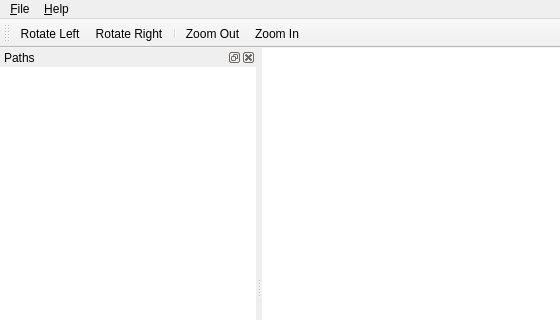
Old version of the form mainwindow.ui in the repository ateijelo/steps; both pictures show x 0 to 560 and y 0 to 320 of the 560 by 525 pixel window.
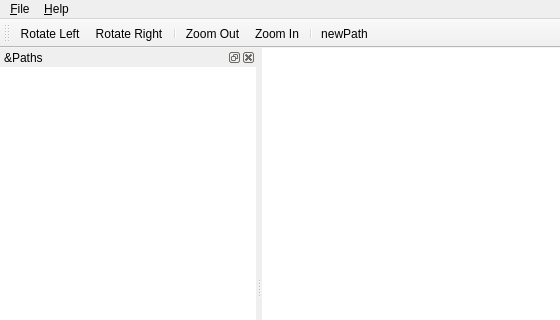
New version of the form. Icons and pictures are not drawn. Custom widgets are drawn as their Qt base class.

Commit message: Paths dock

What changed in the file:
```diff
--- a/mainwindow.ui
+++ b/mainwindow.ui
@@ -104,10 +104,12 @@
    <addaction name="separator"/>
    <addaction name="zoomOutAction"/>
    <addaction name="zoomInAction"/>
+   <addaction name="separator"/>
+   <addaction name="newPathAction"/>
   </widget>
   <widget class="QDockWidget" name="pathsDock">
    <property name="windowTitle">
-    <string>Paths</string>
+    <string>&amp;Paths</string>
    </property>
    <attribute name="dockWidgetArea">
     <number>1</number>
@@ -231,6 +233,18 @@
     <string>Open MBTiles File</string>
    </property>
   </action>
+  <action name="newPathAction">
+   <property name="icon">
+    <iconset resource="steps.qrc">
+     <normaloff>:/img/path.png</normaloff>:/img/path.png</iconset>
+   </property>
+   <property name="text">
+    <string>newPath</string>
+   </property>
+   <property name="toolTip">
+    <string>New Path</string>
+   </property>
+  </action>
  </widget>
  <customwidgets>
   <customwidget>
```
Left out of the diff: 2 changed lines with no effect on the pictures. The commit also changes 13 other files.
